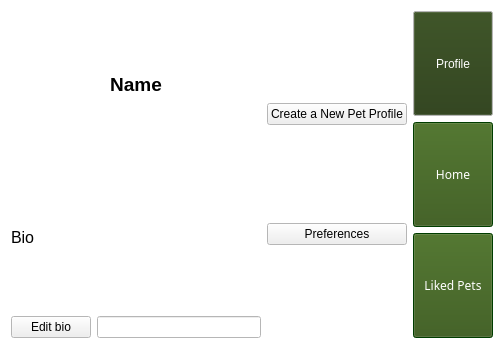
Above: pet_tinder/gui/profilepage.ui from CS-205-S21/team_1_4 before the change. Below: the same form after it.
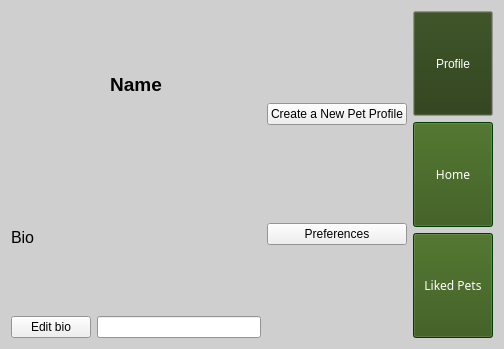
That is the form after the change.

```diff
--- a/pet_tinder/gui/profilepage.ui
+++ b/pet_tinder/gui/profilepage.ui
@@ -25,9 +25,9 @@
      <colorrole role="Window">
       <brush brushstyle="SolidPattern">
        <color alpha="255">
-        <red>255</red>
-        <green>255</green>
-        <blue>255</blue>
+        <red>207</red>
+        <green>207</green>
+        <blue>207</blue>
        </color>
       </brush>
      </colorrole>
@@ -45,9 +45,9 @@
      <colorrole role="Window">
       <brush brushstyle="SolidPattern">
        <color alpha="255">
-        <red>255</red>
-        <green>255</green>
-        <blue>255</blue>
+        <red>207</red>
+        <green>207</green>
+        <blue>207</blue>
        </color>
       </brush>
      </colorrole>
@@ -56,18 +56,18 @@
      <colorrole role="Base">
       <brush brushstyle="SolidPattern">
        <color alpha="255">
-        <red>255</red>
-        <green>255</green>
-        <blue>255</blue>
+        <red>207</red>
+        <green>207</green>
+        <blue>207</blue>
        </color>
       </brush>
      </colorrole>
      <colorrole role="Window">
       <brush brushstyle="SolidPattern">
        <color alpha="255">
-        <red>255</red>
-        <green>255</green>
-        <blue>255</blue>
+        <red>207</red>
+        <green>207</green>
+        <blue>207</blue>
        </color>
       </brush>
      </colorrole>
```
